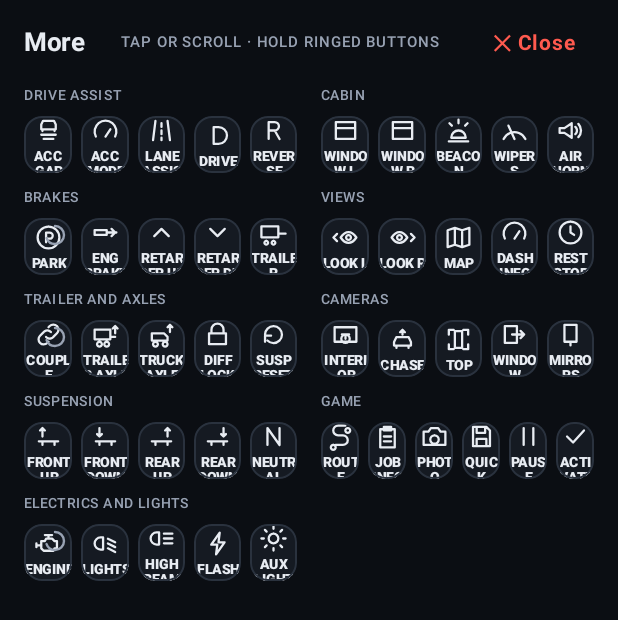
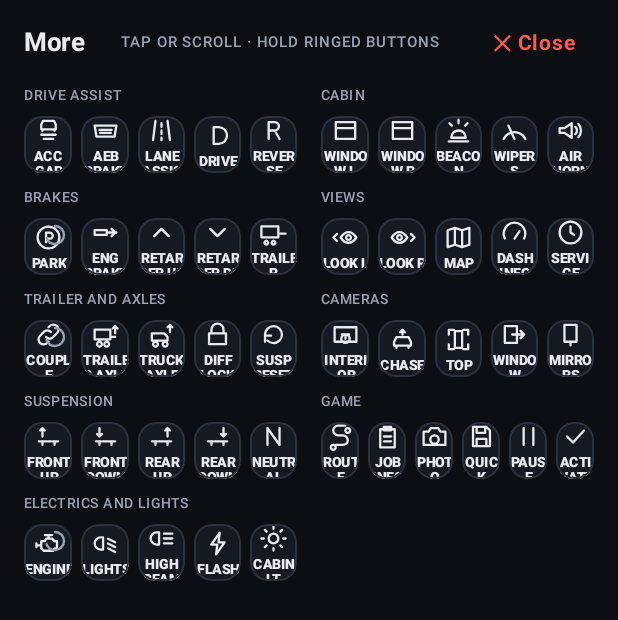
Before and after one commit to VedantP-Patel/ets2-phone-controller, an Android app built with Jetpack Compose: the composable DMorePanel shown on its own in the app's theme, on a phone screen of 412 x 824 dp. Shown: the top 620 px of the screen. Run offline under Robolectric (Android 15) with nearby library versions, the phone set to English and light mode, and no system bars; network calls fail.

Commit message:
feat: add android UI cockpit layouts and PC auto-bind scripts

```diff
--- a/android/app/src/main/java/com/ets2controller/MainActivity.kt
+++ b/android/app/src/main/java/com/ets2controller/MainActivity.kt
@@ -203,6 +203,10 @@ class MainActivity : ComponentActivity() {
                             val mask = 1L shl bit
                             buttonMask = if (pressed) (buttonMask or mask) else (buttonMask and mask.inv())
                             udpClient?.setButtonHeld(bit, pressed)
+                            if (pressed) {
+                                if (bit == 23) audioSynth.playAirHornBlast()
+                                udpClient?.triggerPulse(bit, 65L)
+                            }
                         }
                     },
                     onPulseBit = { bit ->
--- a/android/app/src/main/java/com/ets2controller/ui/DPanels.kt
+++ b/android/app/src/main/java/com/ets2controller/ui/DPanels.kt
@@ -28,16 +28,16 @@ import androidx.compose.ui.unit.sp
 import com.ets2controller.ui.theme.*
 import kotlinx.coroutines.delay
 
-private data class MoreItem(val label: String, val icon: String, val bit: Int, val guarded: Boolean = false)
+private data class MoreItem(val label: String, val icon: String, val bit: Int, val guarded: Boolean = false, val momentary: Boolean = false)
 
 private val MORE_GROUPS: List<Pair<String, List<MoreItem>>> = listOf(
-    "DRIVE ASSIST" to listOf(MoreItem("ACC gap", "acc_gap", 46), MoreItem("ACC mode", "gauge", 48), MoreItem("Lane assist", "lane", 47), MoreItem("Drive", "d", 56), MoreItem("Reverse", "r", 57)),
-    "BRAKES" to listOf(MoreItem("Park", "park", 6, true), MoreItem("Eng brake", "exh", 7), MoreItem("Retarder up", "up", 24), MoreItem("Retarder dn", "down", 25), MoreItem("Trailer brake", "trailer", 45)),
+    "DRIVE ASSIST" to listOf(MoreItem("ACC gap", "acc_gap", 46), MoreItem("AEB brake", "brake", 48), MoreItem("Lane assist", "lane", 47), MoreItem("Drive", "d", 56), MoreItem("Reverse", "r", 57)),
+    "BRAKES" to listOf(MoreItem("Park", "park", 6, true), MoreItem("Eng brake", "exh", 7), MoreItem("Retarder up", "up", 24), MoreItem("Retarder dn", "down", 25), MoreItem("Trailer brake", "trailer", 45, momentary = true)),
     "TRAILER AND AXLES" to listOf(MoreItem("Couple", "link", 20, true), MoreItem("Trailer axle", "axle_trailer", 44), MoreItem("Truck axle", "axle_truck", 19), MoreItem("Diff lock", "lock", 18), MoreItem("Susp reset", "reset", 53)),
-    "SUSPENSION" to listOf(MoreItem("Front up", "susp_f_up", 49), MoreItem("Front down", "susp_f_dn", 50), MoreItem("Rear up", "susp_r_up", 51), MoreItem("Rear down", "susp_r_dn", 52), MoreItem("Neutral", "n", 17)),
-    "ELECTRICS AND LIGHTS" to listOf(MoreItem("Engine", "engine", 1, true), MoreItem("Lights", "low", 2), MoreItem("High beam", "high", 21), MoreItem("Flash", "flash", 35), MoreItem("Aux light", "sun", 58)),
-    "CABIN" to listOf(MoreItem("Window L", "window", 54), MoreItem("Window R", "window", 55), MoreItem("Beacon", "beacon", 22), MoreItem("Wipers", "wiper", 12), MoreItem("Air horn", "horn", 23)),
-    "VIEWS" to listOf(MoreItem("Look L", "look_left", 38), MoreItem("Look R", "look_right", 39), MoreItem("Map", "map", 42), MoreItem("Dash info", "gauge", 29), MoreItem("Rest stop", "clock", 41)),
+    "SUSPENSION" to listOf(MoreItem("Front up", "susp_f_up", 49, momentary = true), MoreItem("Front down", "susp_f_dn", 50, momentary = true), MoreItem("Rear up", "susp_r_up", 51, momentary = true), MoreItem("Rear down", "susp_r_dn", 52, momentary = true), MoreItem("Neutral", "n", 17)),
+    "ELECTRICS AND LIGHTS" to listOf(MoreItem("Engine", "engine", 1, true), MoreItem("Lights", "low", 2), MoreItem("High beam", "high", 21), MoreItem("Flash", "flash", 35, momentary = true), MoreItem("Cabin lt", "sun", 58)),
+    "CABIN" to listOf(MoreItem("Window L", "window", 54, momentary = true), MoreItem("Window R", "window", 55, momentary = true), MoreItem("Beacon", "beacon", 22), MoreItem("Wipers", "wiper", 12), MoreItem("Air horn", "horn", 23, momentary = true)),
+    "VIEWS" to listOf(MoreItem("Look L", "look_left", 38), MoreItem("Look R", "look_right", 39), MoreItem("Map", "map", 42), MoreItem("Dash info", "gauge", 29), MoreItem("Service", "clock", 41)),
     "CAMERAS" to listOf(MoreItem("Interior", "cam_interior", 13), MoreItem("Chase", "cam_chase", 34), MoreItem("Top", "cam_top", 37), MoreItem("Window", "cam_window", 33), MoreItem("Mirrors", "mirror", 40)),
     "GAME" to listOf(MoreItem("Route", "route", 8), MoreItem("Job info", "job", 31), MoreItem("Photo", "cam", 59), MoreItem("Quick save", "save", 32), MoreItem("Pause", "pause", 43), MoreItem("Activate", "check", 30))
 )
@@ -48,6 +48,7 @@ fun DMorePanel(
     holdMs: Long = 400L,
     slideOffCancel: Boolean = true,
     onTrigger: (Int) -> Unit,
+    onHoldChange: (Int, Boolean) -> Unit = { _, _ -> },
     onDismiss: () -> Unit
 ) {
     val layoutDir = LocalLayoutDirection.current
@@ -85,7 +86,9 @@ fun DMorePanel(
                                     DTile(
                                         it0.label, it0.icon, Modifier.weight(1f).height(38.dp),
                                         guarded = it0.guarded, holdMs = holdMs, slideOffCancel = slideOffCancel,
-                                        iconSize = 19.dp, onTap = { onTrigger(it0.bit) }
+                                        iconSize = 19.dp,
+                                        onPressChanged = if (it0.momentary) { held -> onHoldChange(it0.bit, held) } else null,
+                                        onTap = { if (!it0.momentary) onTrigger(it0.bit) }
                                     )
                                 }
                             }
```
Also changed, not shown: android/app/src/main/java/com/ets2controller/ui/DCockpit.kt (+8 -2 lines), android/app/src/main/java/com/ets2controller/ui/QuickDock.kt (+7 -4 lines), 3 other files.
